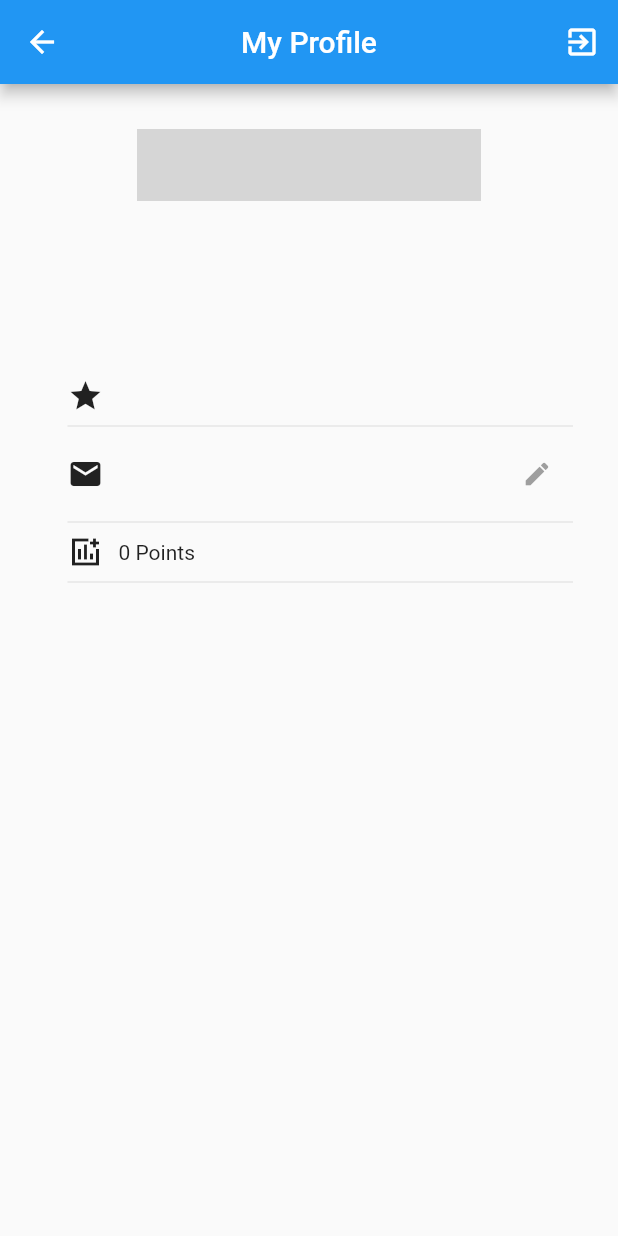
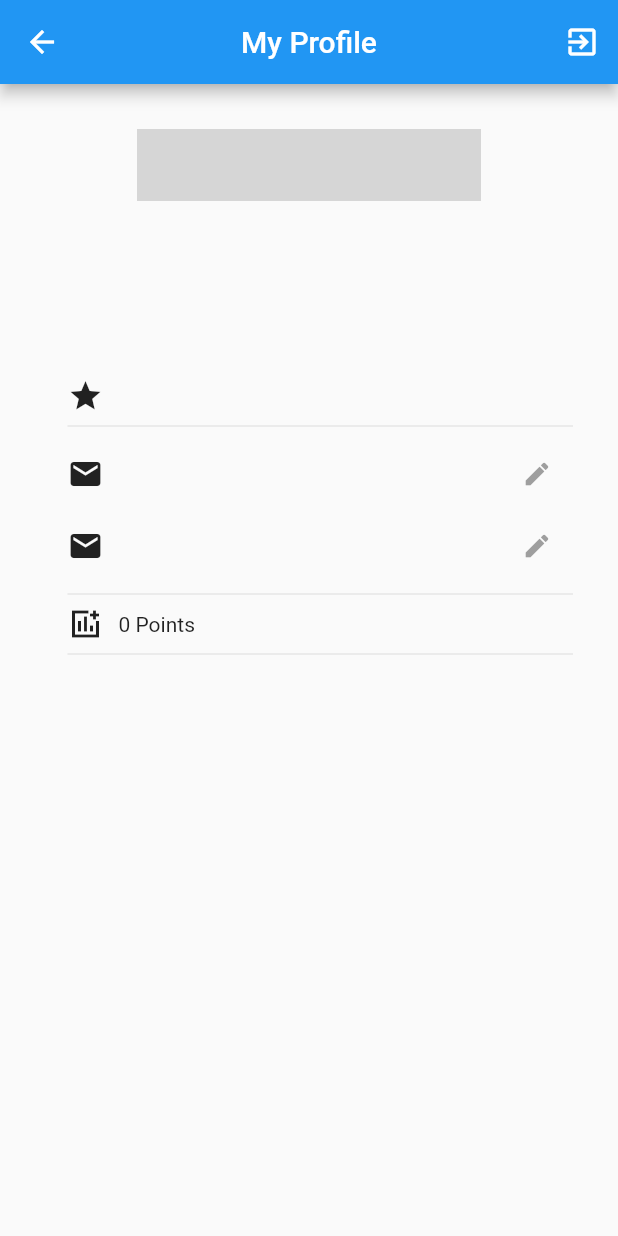
Before and after one commit to ialexies/bloc_firebase_auth_firestore_vgv, a Flutter app: the ProfilePage screen opened directly, on a phone screen of 412 x 824 dp. Run offline on Flutter 3.47's test engine with Material 2 defaults, Android fonts, the phone set to English and light mode, and no system bars; drawn by our look-alikes of extended_image; our stand-ins replace bloc, cloud_firestore, equatable, firebase_auth, firebase_core, flutter_bloc and 4 more; accounts and stored records are empty; network calls fail; grey boxes are pictures that could not be loaded.

Commit message:
added age in profile

```diff
--- a/lib/app/modules/profile/profile_page.dart
+++ b/lib/app/modules/profile/profile_page.dart
@@ -173,6 +173,22 @@ class UserDataBuilder extends StatelessWidget {
                 ),
           editable: true,
         ),
+        UserDataRowBuilder(
+          state,
+          Icons.mail,
+          state.user.age == null
+              ? Text(
+                  'Last Name',
+                  style: TextStyle(
+                    color: Colors.grey.shade500,
+                    fontWeight: FontWeight.w300,
+                  ),
+                )
+              : Text(
+                  toBeginningOfSentenceCase(state.user.age)!,
+                ),
+          editable: true,
+        ),
         const Divider(),
         UserDataRowBuilder(
           state,
```
